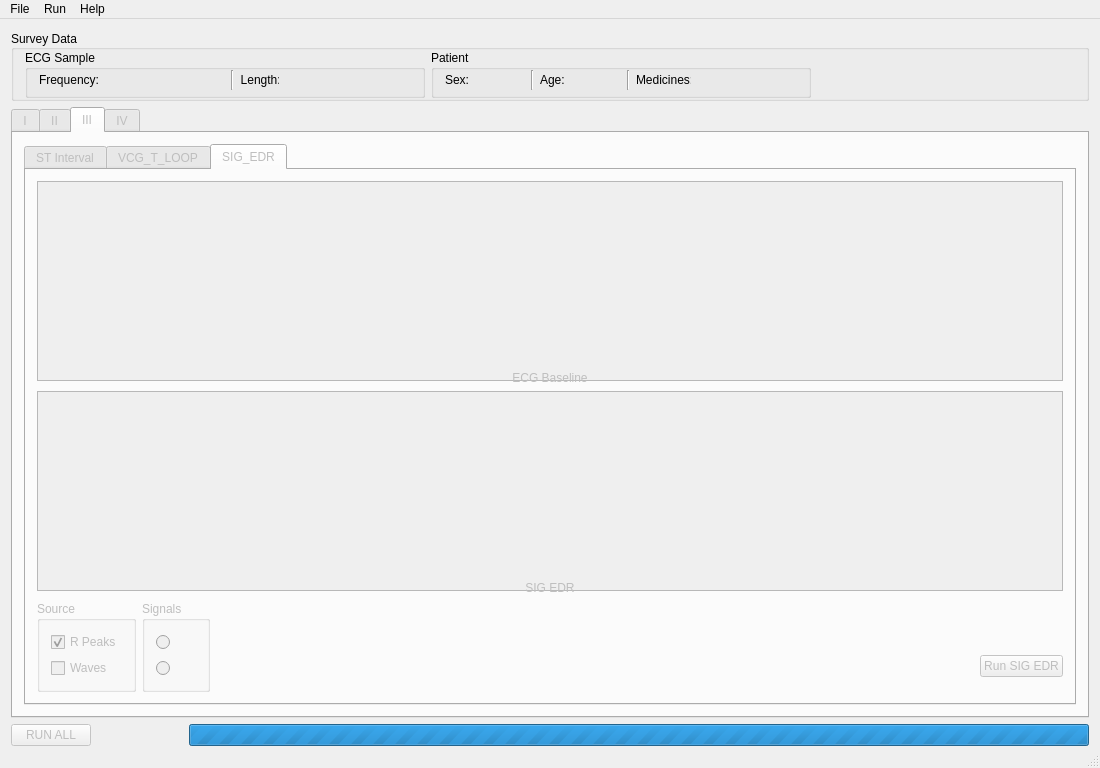
Qt form EKG/Views/airecgmain.ui (qwerty90/ProjektEKG) before a commit.
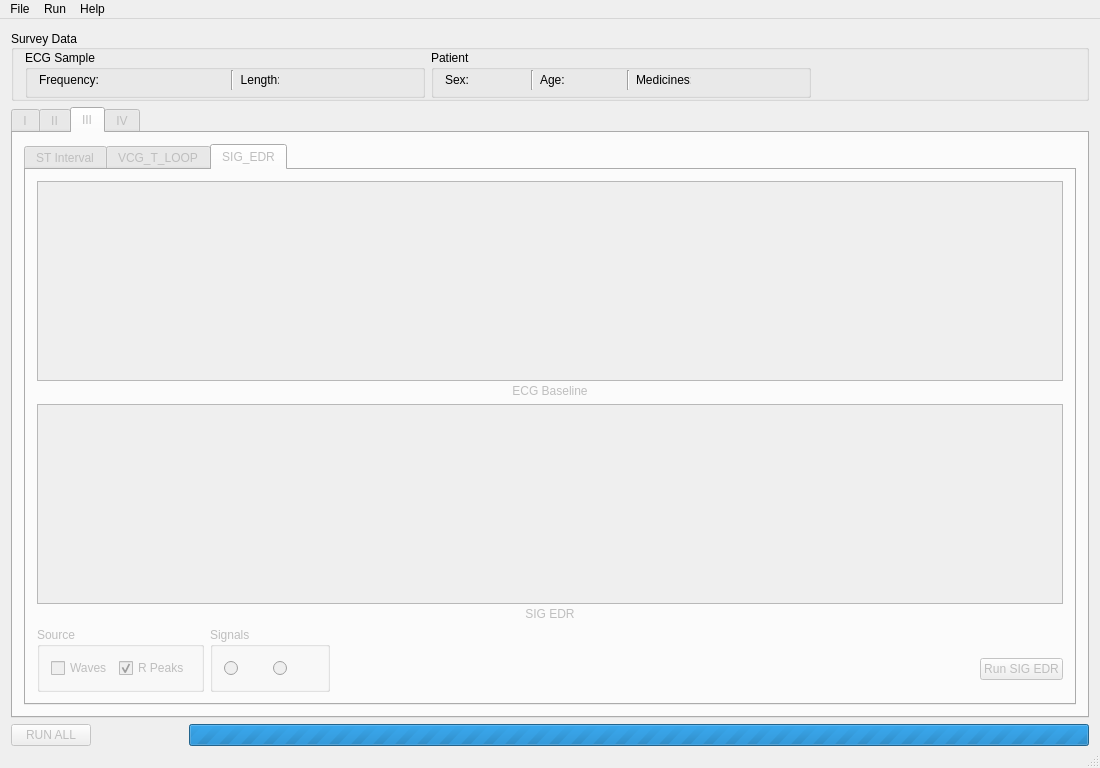
The same form after that commit. The open tabs and pages were chosen to show the change. Icons and pictures are not drawn.

Commit message: GUI Przeskalowanie osi X z [s] na [mm:ss:zzz] odbloowanie Hilberta

Diff of the .ui file:
```diff
--- a/EKG/Views/airecgmain.ui
+++ b/EKG/Views/airecgmain.ui
@@ -3165,6 +3165,9 @@
                   <height>200</height>
                  </size>
                 </property>
+                <property name="verticalScrollBarPolicy">
+                 <enum>Qt::ScrollBarAsNeeded</enum>
+                </property>
                 <property name="widgetResizable">
                  <bool>true</bool>
                 </property>
@@ -3173,8 +3176,8 @@
                   <rect>
                    <x>0</x>
                    <y>0</y>
-                   <width>86</width>
-                   <height>194</height>
+                   <width>1030</width>
+                   <height>212</height>
                   </rect>
                  </property>
                 </widget>
@@ -3209,8 +3212,8 @@
                   <rect>
                    <x>0</x>
                    <y>0</y>
-                   <width>86</width>
-                   <height>194</height>
+                   <width>1030</width>
+                   <height>211</height>
                   </rect>
                  </property>
                 </widget>
@@ -3233,23 +3236,13 @@
                   <property name="minimumSize">
                    <size>
                     <width>50</width>
-                    <height>75</height>
+                    <height>0</height>
                    </size>
                   </property>
                   <property name="title">
                    <string>Source</string>
                   </property>
-                  <layout class="QVBoxLayout" name="verticalLayout_35">
-                   <item>
-                    <widget class="QCheckBox" name="checkBox_2">
-                     <property name="text">
-                      <string>R Peaks</string>
-                     </property>
-                     <property name="checked">
-                      <bool>true</bool>
-                     </property>
-                    </widget>
-                   </item>
+                  <layout class="QHBoxLayout" name="horizontalLayout_31">
                    <item>
                     <widget class="QCheckBox" name="checkBox_4">
                      <property name="text">
@@ -3257,6 +3250,16 @@
                      </property>
                     </widget>
                    </item>
+                   <item>
+                    <widget class="QCheckBox" name="checkBox_2">
+                     <property name="text">
+                      <string>R Peaks</string>
+                     </property>
+                     <property name="checked">
+                      <bool>true</bool>
+                     </property>
+                    </widget>
+                   </item>
                   </layout>
                  </widget>
                 </item>
@@ -3265,23 +3268,16 @@
                   <property name="enabled">
                    <bool>false</bool>
                   </property>
+                  <property name="minimumSize">
+                   <size>
+                    <width>120</width>
+                    <height>0</height>
+                   </size>
+                  </property>
                   <property name="title">
                    <string>Signals</string>
                   </property>
-                  <layout class="QVBoxLayout" name="verticalLayout_36">
-                   <item>
-                    <widget class="QRadioButton" name="radioButton_3">
-                     <property name="minimumSize">
-                      <size>
-                       <width>0</width>
-                       <height>20</height>
-                      </size>
-                     </property>
-                     <property name="text">
-                      <string/>
-                     </property>
-                    </widget>
-                   </item>
+                  <layout class="QHBoxLayout" name="horizontalLayout_30">
                    <item>
                     <widget class="QRadioButton" name="radioButton_4">
                      <property name="sizePolicy">
@@ -3301,6 +3297,19 @@
                      </property>
                     </widget>
                    </item>
+                   <item>
+                    <widget class="QRadioButton" name="radioButton_3">
+                     <property name="minimumSize">
+                      <size>
+                       <width>0</width>
+                       <height>20</height>
+                      </size>
+                     </property>
+                     <property name="text">
+                      <string/>
+                     </property>
+                    </widget>
+                   </item>
                   </layout>
                  </widget>
                 </item>
@@ -3330,7 +3339,7 @@
                     <property name="sizeHint" stdset="0">
                      <size>
                       <width>20</width>
-                      <height>40</height>
+                      <height>20</height>
                      </size>
                     </property>
                    </spacer>
```
Left out of the diff: 86 changed lines with no effect on the pictures. The commit also changes 3 other files.
